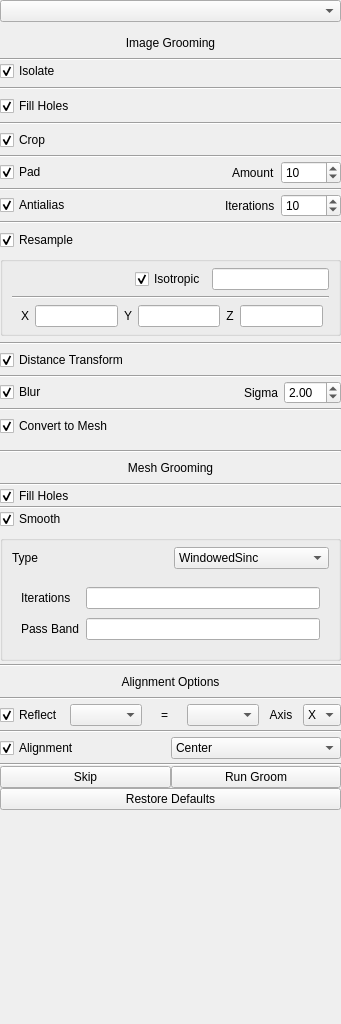
Old version of the form Studio/src/Groom/GroomTool.ui in the repository SCIInstitute/ShapeWorks.
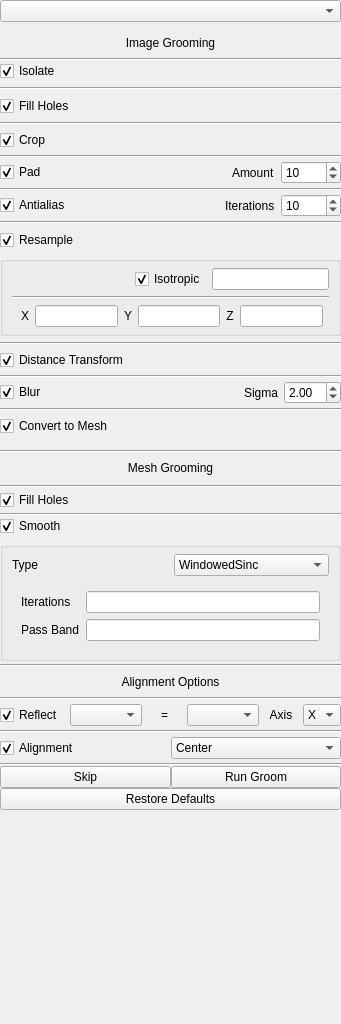
New version of the form.

Patch:
```diff
--- a/Studio/src/Groom/GroomTool.ui
+++ b/Studio/src/Groom/GroomTool.ui
@@ -835,6 +835,12 @@
       </item>
       <item>
        <widget class="QWidget" name="fill_holes_mesh_widget" native="true">
+        <property name="minimumSize">
+         <size>
+          <width>0</width>
+          <height>30</height>
+         </size>
+        </property>
         <layout class="QGridLayout" name="gridLayout_6">
          <property name="leftMargin">
           <number>0</number>
```
